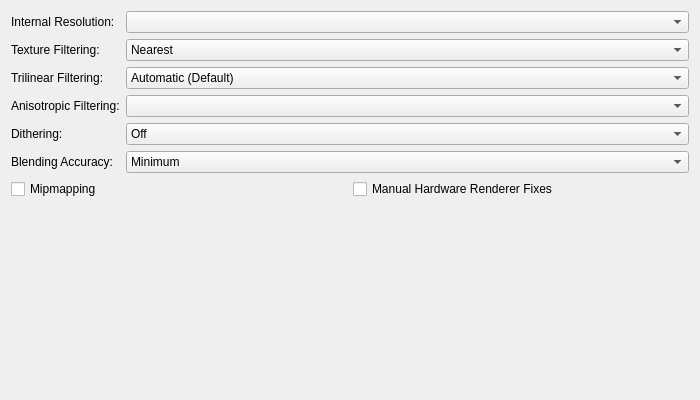
Above: pcsx2-qt/Settings/GraphicsHardwareRenderingSettingsTab.ui from PCSX2/pcsx2 before the change. Below: the same form after it.
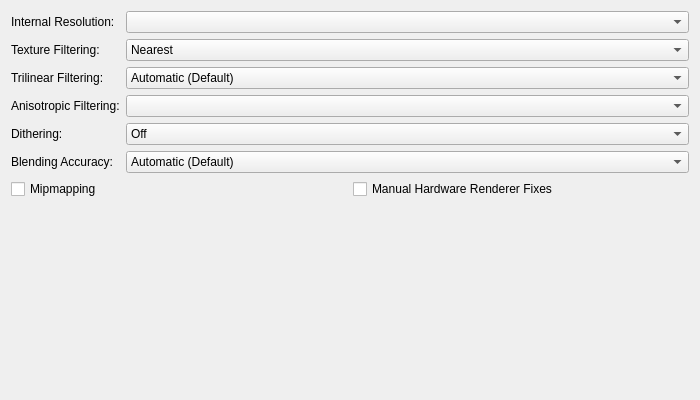
That is the form after the change.

Commit message:
Qt/Fullscreenui/GS: Add Automatic blending option.
Automatic blending option will behave like basic level with the exception of gamedb if it forces a blend level then it will take that in to consideration, any other option will override the gamedb.

```diff
--- a/pcsx2-qt/Settings/GraphicsHardwareRenderingSettingsTab.ui
+++ b/pcsx2-qt/Settings/GraphicsHardwareRenderingSettingsTab.ui
@@ -116,6 +116,11 @@
    </item>
    <item row="5" column="1">
     <widget class="QComboBox" name="blending">
+     <item>
+      <property name="text">
+       <string>Automatic (Default)</string>
+      </property>
+     </item>
      <item>
       <property name="text">
        <string>Minimum</string>
```
Left out of the diff: 2 changed lines with no effect on the pictures. The commit also changes 7 other files.
